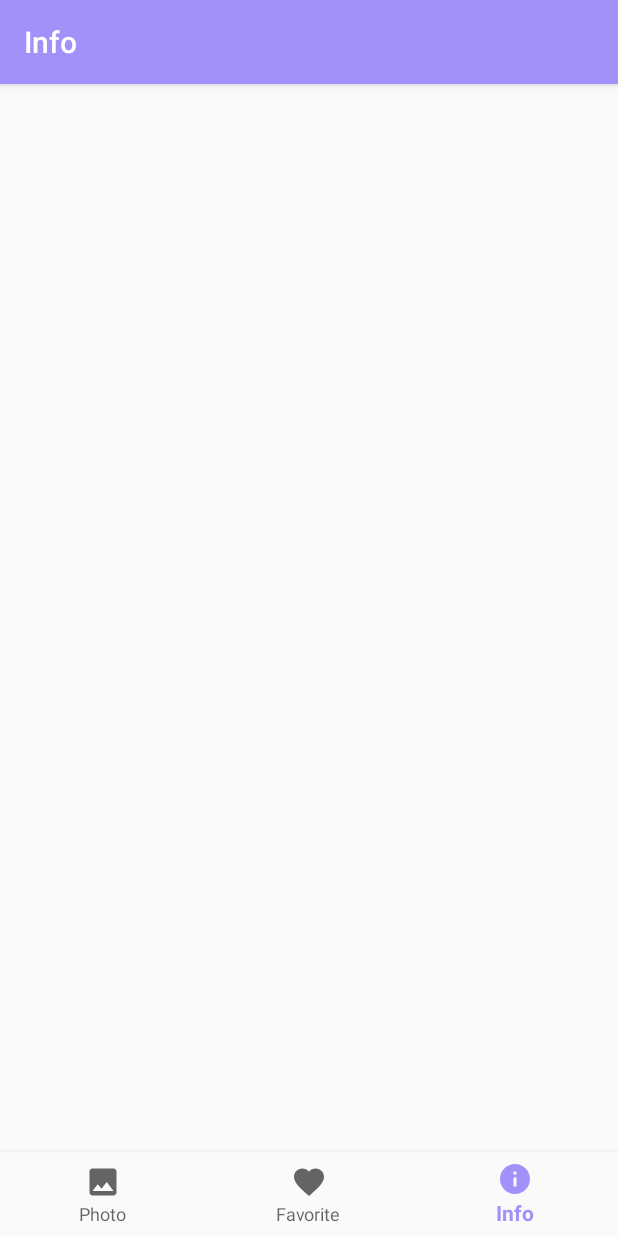
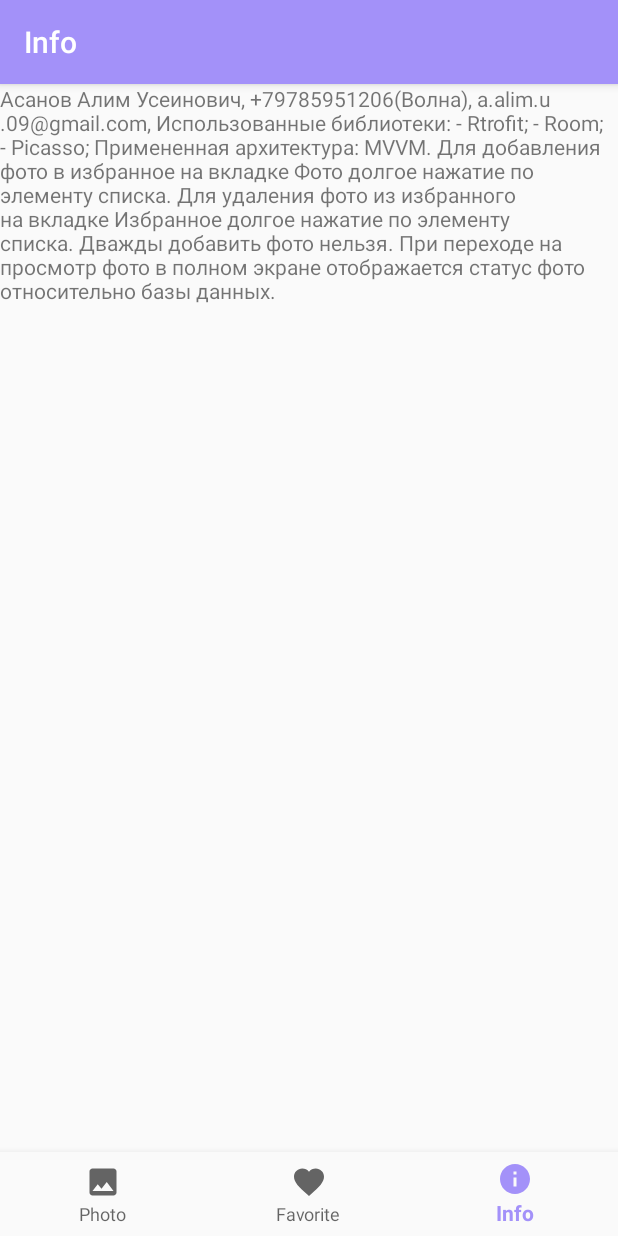
Before and after one commit to alimasanov/UnsplashAppJava, an Android app: the InfoFragment screen opened through its navigation route, on a phone screen of 412 x 824 dp. Run offline under Robolectric (Android 15) with nearby library versions, the phone set to English and light mode, and no system bars; our stand-ins replace navigation-ui; network calls fail; pictures from the network do not load.

Commit message:
добавил информацию о себе

```diff
--- a/app/src/main/java/com/alimasanov/unsplashappjava/ui/info/InfoFragment.java
+++ b/app/src/main/java/com/alimasanov/unsplashappjava/ui/info/InfoFragment.java
@@ -16,13 +16,15 @@ import com.alimasanov.unsplashappjava.R;
 
 public class InfoFragment extends Fragment {
 
-    private InfoViewModel infoViewModel;
+    private TextView textInfo;
 
     public View onCreateView(@NonNull LayoutInflater inflater,
                              ViewGroup container, Bundle savedInstanceState) {
-        infoViewModel =
-                ViewModelProviders.of(this).get(InfoViewModel.class);
         View root = inflater.inflate(R.layout.fragment_info, container, false);
+        textInfo = root.findViewById(R.id.text_info);
+
+        textInfo.setText(R.string.text_info);
+
         return root;
     }
 }
--- a/app/src/main/res/values/strings.xml
+++ b/app/src/main/res/values/strings.xml
@@ -9,5 +9,17 @@
     <string name="photo_added">Фото добавлено в избранное</string>
     <string name="photo_contains">Фото уже есть в избранном</string>
     <string name="photo_updated">Список фото обновлен</string>
-    <string name="photo_add_to_fav">Добавить в избранное</string>
+    <string name="photo_not_contains">Нет в избранном</string>
+    <string name="text_info">Асанов Алим Усеинович,
+        +79785951206(Волна),
+        a.alim.u.09@gmail.com,
+    Использованные библиотеки:
+    - Rtrofit;
+    - Room;
+    - Picasso;
+    Примененная архитектура: MVVM.
+    Для добавления фото в избранное на вкладке Фото долгое нажатие по элементу списка.
+    Для удаления фото из избранного на вкладке Избранное долгое нажатие по элементу списка.
+    Дважды добавить фото нельзя.
+    При переходе на просмотр фото в полном экране отображается статус фото относительно базы данных.</string>
 </resources>
```
